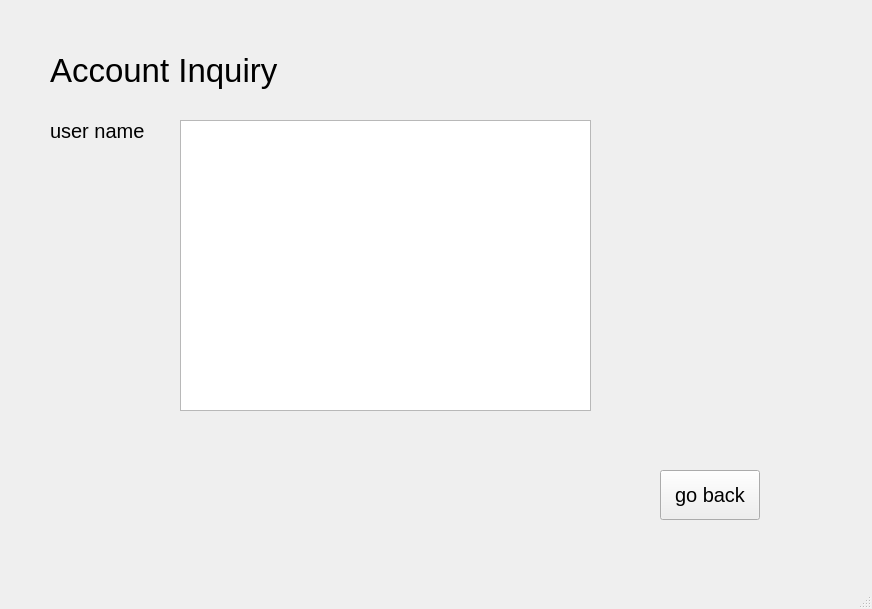
U-Keun/Qt_Account_Project, file inquiryscene.ui: the form before one commit.
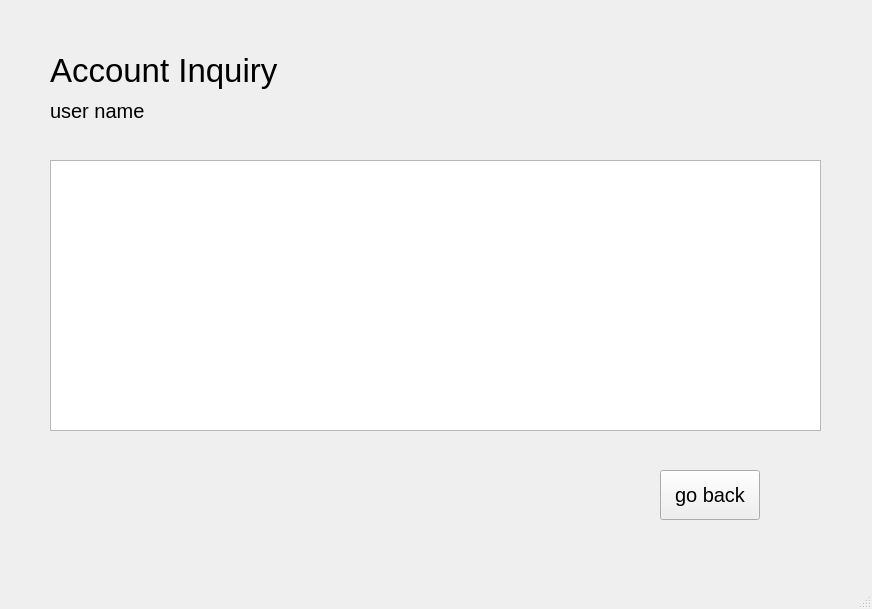
The form after the commit.

What changed in the file:
```diff
--- a/inquiryscene.ui
+++ b/inquiryscene.ui
@@ -18,7 +18,7 @@
     <property name="geometry">
      <rect>
       <x>50</x>
-      <y>100</y>
+      <y>80</y>
       <width>101</width>
       <height>61</height>
      </rect>
@@ -32,21 +32,6 @@
      <string>user name</string>
     </property>
    </widget>
-   <widget class="QWidget" name="horizontalLayoutWidget">
-    <property name="geometry">
-     <rect>
-      <x>180</x>
-      <y>120</y>
-      <width>411</width>
-      <height>291</height>
-     </rect>
-    </property>
-    <layout class="QHBoxLayout" name="horizontalLayout">
-     <item>
-      <widget class="QTableView" name="tableView"/>
-     </item>
-    </layout>
-   </widget>
    <widget class="QPushButton" name="goBackButton">
     <property name="geometry">
      <rect>
@@ -88,6 +73,16 @@
      <set>Qt::AlignmentFlag::AlignLeading|Qt::AlignmentFlag::AlignLeft|Qt::AlignmentFlag::AlignVCenter</set>
     </property>
    </widget>
+   <widget class="QTableView" name="tableView">
+    <property name="geometry">
+     <rect>
+      <x>50</x>
+      <y>160</y>
+      <width>771</width>
+      <height>271</height>
+     </rect>
+    </property>
+   </widget>
   </widget>
   <widget class="QMenuBar" name="menubar">
    <property name="geometry">
```
Left out of the diff: 2 changed lines with no effect on the pictures.
